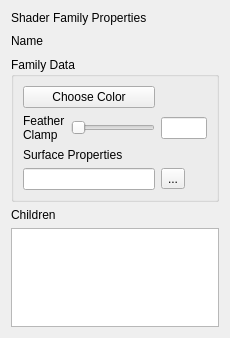
apathyboy/swganh, file src/swged/terrain/shader_family_form.ui: the form before one commit.
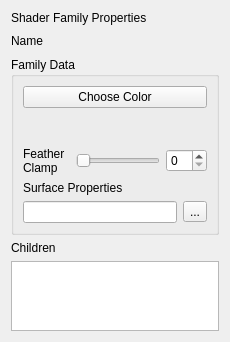
The form after the commit.

Commit message: Moved shader group model to a general group model

The edit to the form file:
```diff
--- a/src/swged/terrain/shader_family_form.ui
+++ b/src/swged/terrain/shader_family_form.ui
@@ -7,7 +7,7 @@
     <x>0</x>
     <y>0</y>
     <width>230</width>
-    <height>338</height>
+    <height>340</height>
    </rect>
   </property>
   <property name="windowTitle">
@@ -57,57 +57,81 @@
      <property name="title">
       <string>Family Data</string>
      </property>
-     <layout class="QGridLayout" name="gridLayout">
-      <item row="1" column="0">
-       <widget class="QLabel" name="featherClampLabel">
-        <property name="text">
-         <string>Feather Clamp</string>
-        </property>
-        <property name="wordWrap">
-         <bool>true</bool>
-        </property>
-       </widget>
-      </item>
-      <item row="0" column="0" colspan="2">
+     <layout class="QVBoxLayout" name="verticalLayout_2">
+      <item>
        <widget class="QPushButton" name="colorButton">
         <property name="text">
          <string>Choose Color</string>
         </property>
        </widget>
       </item>
-      <item row="1" column="1">
-       <widget class="QSlider" name="featherClampSlider">
+      <item>
+       <widget class="QWidget" name="colorPreview" native="true">
         <property name="sizePolicy">
-         <sizepolicy hsizetype="Fixed" vsizetype="Fixed">
+         <sizepolicy hsizetype="Expanding" vsizetype="Fixed">
           <horstretch>0</horstretch>
           <verstretch>0</verstretch>
          </sizepolicy>
         </property>
-        <property name="orientation">
-         <enum>Qt::Horizontal</enum>
+        <property name="minimumSize">
+         <size>
+          <width>32</width>
+          <height>32</height>
+         </size>
         </property>
        </widget>
       </item>
-      <item row="1" column="2">
-       <widget class="QLineEdit" name="featherClampEdit"/>
+      <item>
+       <layout class="QHBoxLayout" name="horizontalLayout_2">
+        <item>
+         <widget class="QLabel" name="featherClampLabel">
+          <property name="text">
+           <string>Feather Clamp</string>
+          </property>
+          <property name="wordWrap">
+           <bool>true</bool>
+          </property>
+         </widget>
+        </item>
+        <item>
+         <widget class="QSlider" name="featherClampSlider">
+          <property name="sizePolicy">
+           <sizepolicy hsizetype="Fixed" vsizetype="Fixed">
+            <horstretch>0</horstretch>
+            <verstretch>0</verstretch>
+           </sizepolicy>
+          </property>
+          <property name="orientation">
+           <enum>Qt::Horizontal</enum>
+          </property>
+         </widget>
+        </item>
+        <item>
+         <widget class="QSpinBox" name="featherClamp"/>
+        </item>
+       </layout>
       </item>
-      <item row="3" column="2">
-       <widget class="QToolButton" name="toolButton">
-        <property name="text">
-         <string>...</string>
-        </property>
-       </widget>
-      </item>
-      <item row="3" column="0" colspan="2">
-       <widget class="QLineEdit" name="surfaceProperties"/>
-      </item>
-      <item row="2" column="0" colspan="3">
+      <item>
        <widget class="QLabel" name="label">
         <property name="text">
          <string>Surface Properties</string>
         </property>
        </widget>
       </item>
+      <item>
+       <layout class="QHBoxLayout" name="horizontalLayout_3">
+        <item>
+         <widget class="QLineEdit" name="surfaceProperties"/>
+        </item>
+        <item>
+         <widget class="QToolButton" name="toolButton">
+          <property name="text">
+           <string>...</string>
+          </property>
+         </widget>
+        </item>
+       </layout>
+      </item>
      </layout>
     </widget>
    </item>
```
Left out of the diff: 35 changed lines with no effect on the pictures. The commit also changes 8 other files.
